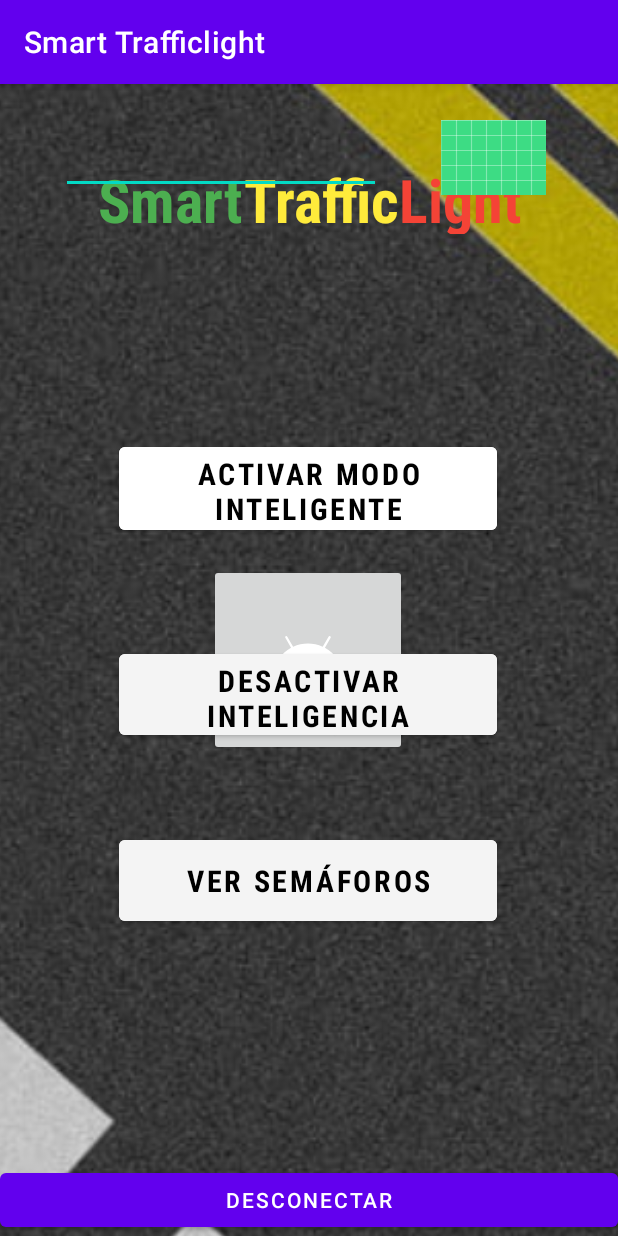
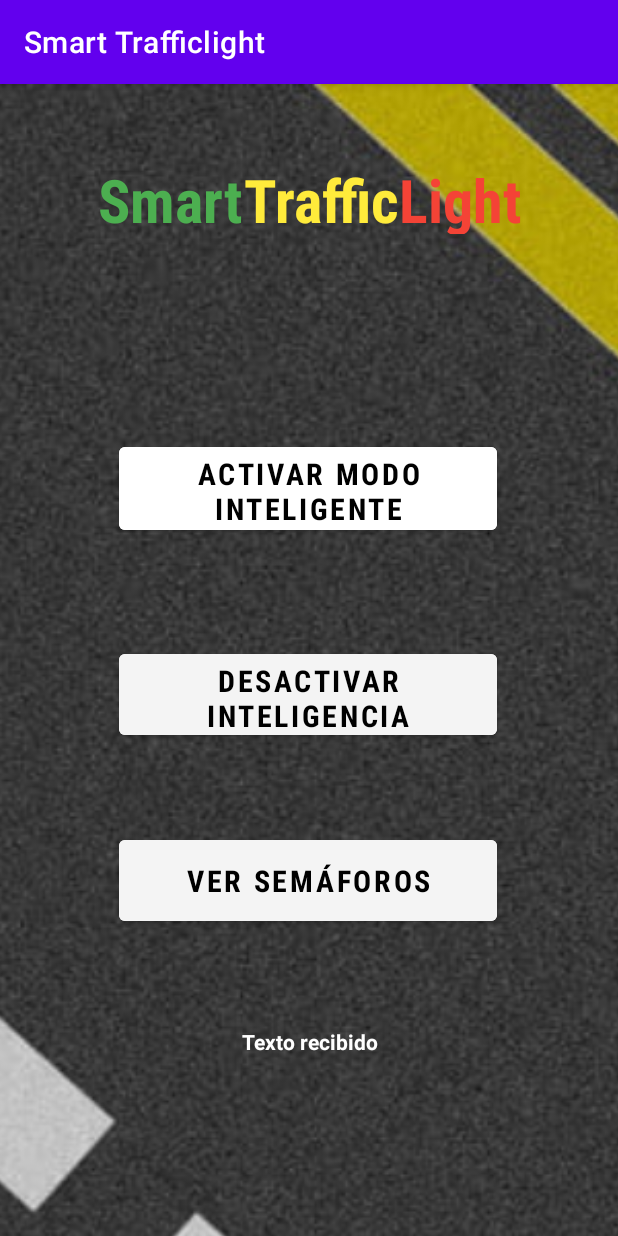
Before and after one commit to contrerasagustin/soa, an Android app: the MainActivity screen opened directly, with no data from a screen before it, on a phone screen of 412 x 824 dp. Run offline under Robolectric (Android 15) with nearby library versions, the phone set to English and light mode, and no system bars; network calls fail; 5 statements that could not run were skipped.

Commit message:
Comunicacion bidireccional entre android y arduino

```diff
--- a/smart_trafficlight_v2/app/src/main/java/com/proyect/smart_trafficlight/MainActivity.java
+++ b/smart_trafficlight_v2/app/src/main/java/com/proyect/smart_trafficlight/MainActivity.java
@@ -70,10 +70,10 @@ public class MainActivity extends AppCompatActivity {
         btAdapter = BluetoothAdapter.getDefaultAdapter();
         verifyStateBT();
 
-        edtTextOut = findViewById(R.id.edtTextOut);
+/*        edtTextOut = findViewById(R.id.edtTextOut);
         btnSend = findViewById(R.id.btnSend);
         btnSendDefault = findViewById(R.id.btnSendDefault);
-        btnDisconnect = findViewById(R.id.btnDisconnect);
+        btnDisconnect = findViewById(R.id.btnDisconnect);*/
         tvtMsg = findViewById(R.id.tvtMsg);
         enableSmartButton = findViewById(R.id.btnEnableSmartMode);
         disableSmartButton = findViewById(R.id.btnDisableSmartMode);
@@ -95,7 +95,7 @@ public class MainActivity extends AppCompatActivity {
 
             }
         });
-        btnSend.setOnClickListener(new View.OnClickListener() {
+        /*btnSend.setOnClickListener(new View.OnClickListener() {
             @Override
             public void onClick(View view) {
                 String getData = edtTextOut.getText().toString();
@@ -124,7 +124,7 @@ public class MainActivity extends AppCompatActivity {
                 }
                 finish();
             }
-        });
+        });*/
     }
 
     private BluetoothSocket createBluetoothSocket(BluetoothDevice device) throws IOException {
--- a/smart_trafficlight_v2/app/src/main/res/layout/activity_main.xml
+++ b/smart_trafficlight_v2/app/src/main/res/layout/activity_main.xml
@@ -14,7 +14,7 @@
         android:layout_height="834dp"
         app:layout_constraintBottom_toBottomOf="parent"
         app:layout_constraintEnd_toEndOf="parent"
-        app:layout_constraintHorizontal_bias="0.558"
+        app:layout_constraintHorizontal_bias="0.553"
         app:layout_constraintStart_toStartOf="parent"
         app:layout_constraintTop_toTopOf="parent"
         app:layout_constraintVertical_bias="0.0"
@@ -106,7 +106,7 @@
         app:layout_constraintVertical_bias="0.533" />
 
 
-    <!--  Codigo de prueba -->
+
 
 
     <Button
@@ -126,6 +126,21 @@
         app:layout_constraintTop_toTopOf="parent"
         app:layout_constraintVertical_bias="0.709" />
 
+    <TextView
+        android:id="@+id/tvtMsg"
+        android:layout_width="0dp"
+        android:layout_height="wrap_content"
+        android:layout_marginBottom="120dp"
+        android:text="Texto recibido"
+        android:textAlignment="center"
+        android:textColor="@color/white"
+        android:textStyle="bold"
+        app:layout_constraintBottom_toBottomOf="parent"
+        app:layout_constraintEnd_toEndOf="parent"
+        app:layout_constraintHorizontal_bias="1.0"
+        app:layout_constraintStart_toStartOf="parent" />
+
+    <!--  Codigo de prueba
     <Button
         android:id="@+id/btnDisconnect"
         android:layout_width="0dp"
@@ -187,5 +202,6 @@
         app:srcCompat="@drawable/ic_launcher_foreground"
         tools:ignore="SpeakableTextPresentCheck"
         tools:visibility="gone" />
+         -->
 
 </androidx.constraintlayout.widget.ConstraintLayout>
```
